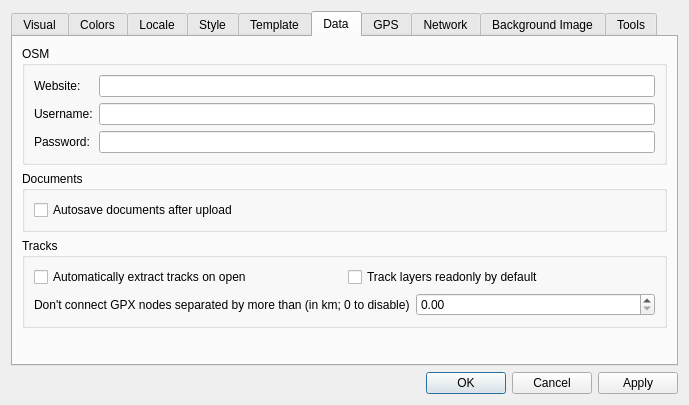
The window that src/Preferences/PreferencesDialog.ui (openstreetmap/merkaartor) describes before a commit, drawn with Qt 5.
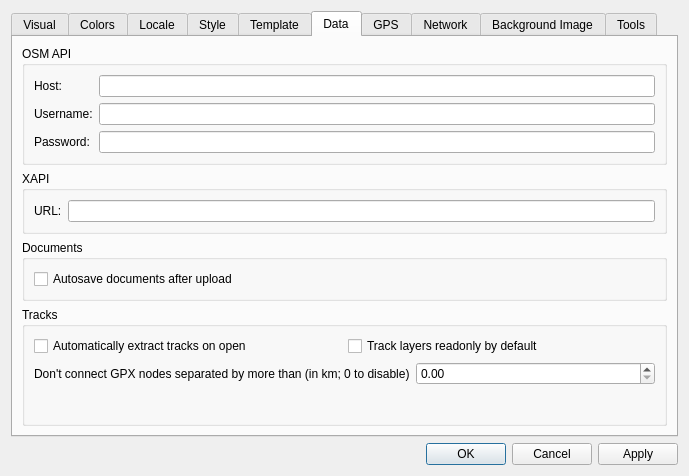
The same window after the commit. The open tabs and pages were chosen to show the change.

Commit message: ADD : Support for XAPI

Diff of the .ui file:
```diff
--- a/src/Preferences/PreferencesDialog.ui
+++ b/src/Preferences/PreferencesDialog.ui
@@ -8,7 +8,7 @@
     <x>0</x>
     <y>0</y>
     <width>689</width>
-    <height>405</height>
+    <height>476</height>
    </rect>
   </property>
   <property name="windowTitle">
@@ -21,7 +21,7 @@
       <enum>QTabWidget::North</enum>
      </property>
      <property name="currentIndex">
-      <number>1</number>
+      <number>5</number>
      </property>
      <widget class="QWidget" name="tab_4">
       <attribute name="title">
@@ -816,7 +816,7 @@
           </size>
          </property>
          <property name="title">
-          <string>OSM</string>
+          <string>OSM API</string>
          </property>
          <layout class="QVBoxLayout">
           <item>
@@ -824,13 +824,10 @@
             <item row="0" column="0">
              <widget class="QLabel" name="label_12">
               <property name="text">
-               <string>Website:</string>
+               <string>Host:</string>
               </property>
              </widget>
             </item>
-            <item row="0" column="1">
-             <widget class="QLineEdit" name="edOsmUrl"/>
-            </item>
             <item row="1" column="0">
              <widget class="QLabel" name="label_14">
               <property name="text">
@@ -855,6 +852,38 @@
               </property>
              </widget>
             </item>
+            <item row="0" column="1">
+             <widget class="QLineEdit" name="edOsmUrl"/>
+            </item>
+           </layout>
+          </item>
+         </layout>
+        </widget>
+       </item>
+       <item>
+        <widget class="QGroupBox" name="grpOSM_2">
+         <property name="minimumSize">
+          <size>
+           <width>0</width>
+           <height>0</height>
+          </size>
+         </property>
+         <property name="title">
+          <string>XAPI</string>
+         </property>
+         <layout class="QVBoxLayout" name="_6">
+          <item>
+           <layout class="QGridLayout" name="_7">
+            <item row="0" column="2">
+             <widget class="QLineEdit" name="edXapiUrl"/>
+            </item>
+            <item row="0" column="1">
+             <widget class="QLabel" name="label_29">
+              <property name="text">
+               <string>URL:</string>
+              </property>
+             </widget>
+            </item>
            </layout>
           </item>
          </layout>
@@ -918,9 +947,6 @@
             </item>
            </layout>
           </item>
-         </layout>
-        </widget>
-       </item>
        <item>
         <spacer>
          <property name="orientation">
@@ -933,6 +959,9 @@
           </size>
          </property>
         </spacer>
+          </item>
+         </layout>
+        </widget>
        </item>
       </layout>
      </widget>
```
Lines whose indentation alone changed are shown as unchanged. The commit also changes 14 other files.
